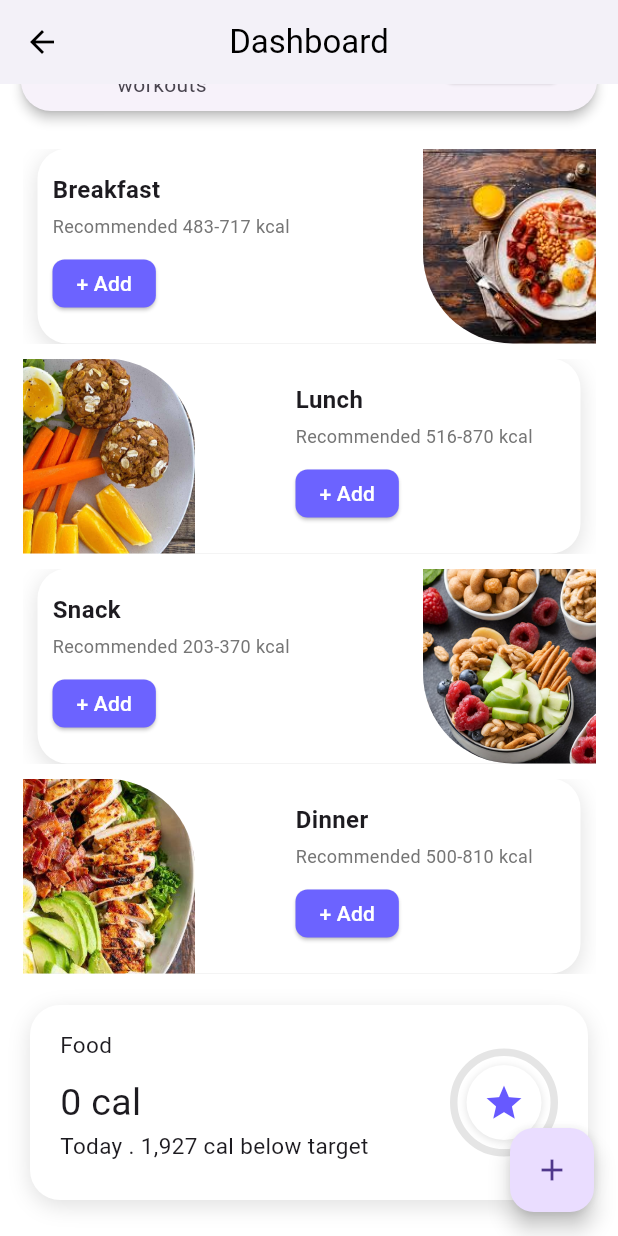
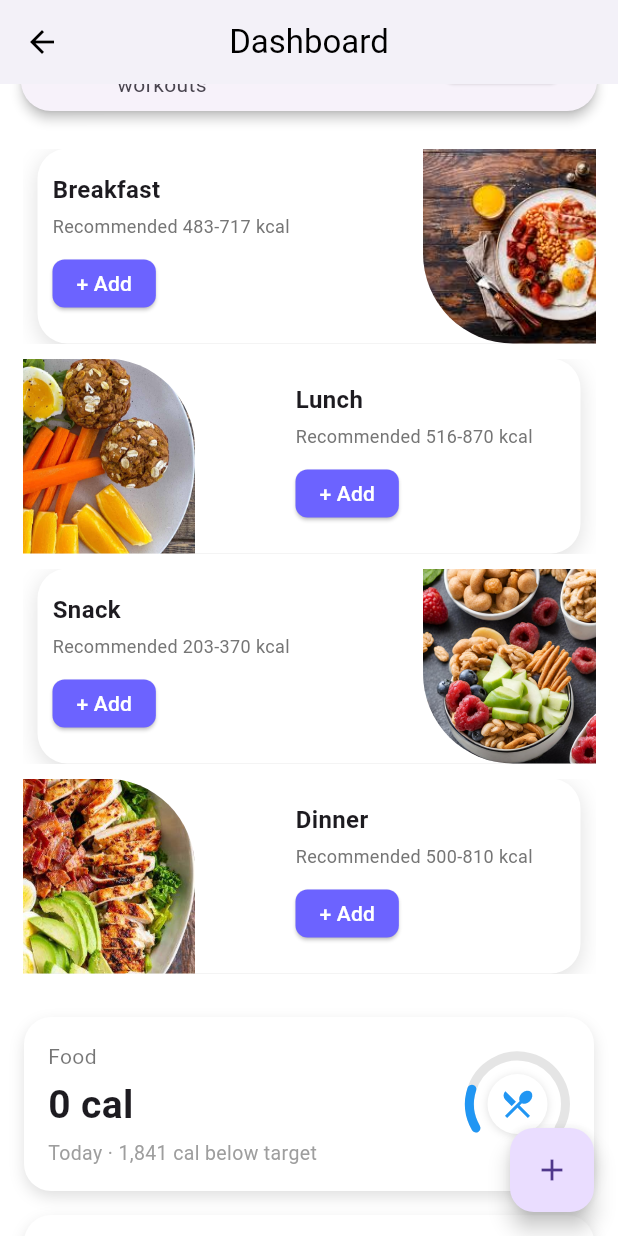
Before and after one commit to WaiYanC-137/loginwithfitbit, a Flutter app: the ProfilePage screen opened directly with empty values, scrolled down 245 dp, on a phone screen of 412 x 824 dp. Run offline on Flutter 3.47's test engine with Material 3 defaults, Android fonts, the phone set to English and light mode, and no system bars; drawn by our look-alikes of percent_indicator; our stand-ins replace app_links, shared_preferences; accounts and stored records are empty.

Commit message:
fix omega circle

```diff
--- a/lib/ui/profile_page.dart
+++ b/lib/ui/profile_page.dart
@@ -7,6 +7,8 @@ import 'package:loginwithfitbit/ui/add_entry_bottom_sheet.dart';
 import 'package:percent_indicator/circular_percent_indicator.dart';
 import '../services/fitbit_service.dart';
 import 'activity_selection_page.dart';
+import 'dart:math' as math;
+
 import 'package:loginwithfitbit/ui/food/food_entry_page.dart';
 
 class ProfilePage extends StatefulWidget {
@@ -24,6 +26,33 @@ class _ProfilePageState extends State<ProfilePage> {
   List<Activity> _activities = []; // Stores the fetched activity data
   late final int completed=0;
   late final int total=0;
+  final List<Map<String, dynamic>> healthData = [
+    {
+      'title': 'Food',
+      'value': '0 cal',
+      'subText': 'Today · 1,841 cal below target',
+      'percent': 0.2,
+      'icon': Icons.local_dining,
+      'iconColor': Colors.blue,
+    },
+    {
+      'title': 'Sleep',
+      'value': '6.2 hrs',
+      'subText': 'Today · 1.8 hrs below target',
+      'percent': 0.7,
+      'icon': Icons.bedtime,
+      'iconColor': Colors.deepPurple,
+    },
+    {
+      'title': 'Water',
+      'value': '500 ml',
+      'subText': 'Today · 1.5 L below target',
+      'percent': 0.35,
+      'icon': Icons.water_drop,
+      'iconColor': Colors.lightBlue,
+    },
+  ];
+
 
   @override
   void initState() {
@@ -207,92 +236,24 @@ class _ProfilePageState extends State<ProfilePage> {
             ..._mealCards,
             const SizedBox(height: 16),
             //add Card View Like Food
-            Container(
-            height: 130,
-            margin: const EdgeInsets.symmetric(horizontal: 20),
-            padding: const EdgeInsets.symmetric(horizontal: 20,vertical: 16),
-            decoration: BoxDecoration(
-              color: Colors.white,
-              borderRadius: BorderRadius.circular(20),
-              boxShadow: const[BoxShadow(
-                offset: Offset(0, 4),
-                blurRadius: 12,
-                color: Colors.black12,
-              )
-            ]
-            ),
-            child: Row(
-              children: [
-                // ---------- Title & subtitle ----------
-                Expanded(
-                  child: Column(
-                    crossAxisAlignment: CrossAxisAlignment.start,
-                    children: [
-                      const Text('Food',
-                          style:
-                              TextStyle(fontSize: 15)),
-                        const SizedBox(height: 10), // <-- Adds vertical space between 'Food' and '0 cal'
-                      Text('0 cal',
-                          style:
-                          TextStyle(fontSize: 25)),
-                      Text('Today . 1,927 cal below target',
-                          style:
-                          TextStyle(fontSize: 15)
-                          ),
-                    ],
-                  ),
-                ),
-                // ---------- Circular progress “ring” ----------
-                CircularPercentIndicator(
-      // --- geometry ---
-      radius: 36,                     // a bit larger
-      lineWidth: 5,
-      backgroundWidth: 5,
-      startAngle: 180,                // start at the top
-      circularStrokeCap: CircularStrokeCap.round,
-
-      // --- progress & animation ---
-      percent: percent,
-      animation: true,
-      animationDuration: 1200,
-      curve: Curves.easeOutCubic,
-      linearGradient: const LinearGradient(
-        colors: [Color(0xFF6759FF), Color(0xFFBB2F81)],
-        begin: Alignment.topCenter,
-        end: Alignment.bottomCenter,
-      ),
-      rotateLinearGradient: true,     // let the gradient sweep
-      backgroundColor: const Color(0xFFE5E5E5),
-
-      // --- polish ---
+              ListView.builder(
+                shrinkWrap: true,
+                physics: const NeverScrollableScrollPhysics(),
+                itemCount: healthData.length,
+                itemBuilder: (context, index) {
+                  final item = healthData[index];
+                  return HealthCard(
+                    title: item['title'],
+                    value: item['value'],
+                    subText: item['subText'],
+                    percent: item['percent'],
+                    icon: item['icon'],
+                    iconColor: item['iconColor'],
+                  );
+                },
+              ),
 
 
-      // --- what lives in the centre ---
-      center: Stack(
-        alignment: Alignment.center,
-        children: [
-          Container(                                   // white badge + shadow
-            width: 50,
-            height: 50,
-            decoration: const BoxDecoration(
-              shape: BoxShape.circle,
-              color: Colors.white,
-              boxShadow: [
-                BoxShadow(
-                  blurRadius: 4,
-                  offset: Offset(0, 1),
-                  color: Colors.black12,
-                ),
-              ],
-            ),
-          ),
-          const Icon(Icons.star, size: 28, color: Color(0xFF6759FF)),
-        ],
-      ),
-    ),
-          ],
-        ),
-      ),
 
 
           ],
@@ -472,4 +433,161 @@ class MealCard extends StatelessWidget {
       ),
     );
   }
+
 }
+
+class HealthCard extends StatelessWidget {
+  final String title;
+  final String value;
+  final String subText;
+  final double percent;
+  final IconData icon;
+  final Color iconColor;
+
+  const HealthCard({
+    super.key,
+    required this.title,
+    required this.value,
+    required this.subText,
+    required this.percent,
+    required this.icon,
+    required this.iconColor,
+  });
+
+  @override
+  Widget build(BuildContext context) {
+    return Container(
+      margin: const EdgeInsets.symmetric(horizontal: 16, vertical: 8),
+      padding: const EdgeInsets.all(16),
+      decoration: BoxDecoration(
+        color: Colors.white,
+        borderRadius: BorderRadius.circular(18),
+        boxShadow: const [
+          BoxShadow(
+            blurRadius: 8,
+            offset: Offset(0, 4),
+            color: Colors.black12,
+          ),
+        ],
+      ),
+      child: Row(
+        children: [
+          // Left side
+          Expanded(
+            child: Column(
+              crossAxisAlignment: CrossAxisAlignment.start,
+              children: [
+                Text(title,
+                    style: const TextStyle(fontSize: 14, color: Colors.black54)),
+                const SizedBox(height: 4),
+                Text(value,
+                    style: const TextStyle(
+                        fontSize: 26, fontWeight: FontWeight.bold)),
+                const SizedBox(height: 4),
+                Text(subText,
+                    style: const TextStyle(fontSize: 13, color: Colors.grey)),
+              ],
+            ),
+          ),
+          // Right side: Ring with icon
+          ThreeQuarterArc(
+            percent: percent,
+            color: iconColor,
+            icon: icon,
+          ),
+
+        ],
+      ),
+    );
+  }
+}
+class ThreeQuarterArc extends StatelessWidget {
+  final double percent;
+  final Color color;
+  final IconData icon;
+
+  const ThreeQuarterArc({
+    super.key,
+    required this.percent,
+    required this.color,
+    required this.icon,
+  });
+
+  @override
+  Widget build(BuildContext context) {
+    return CustomPaint(
+      painter: _ArcPainter(percent: percent, color: color),
+      child: SizedBox(
+        width: 70,
+        height: 70,
+        child: Center(
+          child: Container(
+            width: 40,
+            height: 40,
+            decoration: const BoxDecoration(
+              shape: BoxShape.circle,
+              color: Colors.white,
+              boxShadow: [
+                BoxShadow(
+                  blurRadius: 4,
+                  offset: Offset(0, 1),
+                  color: Colors.black12,
+                ),
+              ],
+            ),
+            child: Icon(icon, size: 24, color: color),
+          ),
+        ),
+      ),
+    );
+  }
+}
+
+class _ArcPainter extends CustomPainter {
+  final double percent;
+  final Color color;
+
+  _ArcPainter({required this.percent, required this.color});
+
+  @override
+  void paint(Canvas canvas, Size size) {
+    final strokeWidth = 6.0;
+    final radius = size.width / 2;
+
+    final startAngle = 5 * math.pi / 6; // 150°
+    final sweepAngle = 4 * math.pi / 3 * percent; // 240°
+
+    final paintBg = Paint()
+      ..color = const Color(0xFFE5E5E5)
+      ..strokeWidth = strokeWidth
+      ..style = PaintingStyle.stroke
+      ..strokeCap = StrokeCap.round;
+
+    final paintFg = Paint()
+      ..color = color
+      ..strokeWidth = strokeWidth
+      ..style = PaintingStyle.stroke
+      ..strokeCap = StrokeCap.round;
+
+    final center = Offset(size.width / 2, size.height / 2);
+
+    canvas.drawArc(
+      Rect.fromCircle(center: center, radius: radius - strokeWidth / 2),
+      startAngle,
+      4 * math.pi / 3, // full background arc (240°)
+      false,
+      paintBg,
+    );
+
+    canvas.drawArc(
+      Rect.fromCircle(center: center, radius: radius - strokeWidth / 2),
+      startAngle,
+      sweepAngle,
+      false,
+      paintFg,
+    );
+  }
+
+  @override
+  bool shouldRepaint(covariant CustomPainter oldDelegate) => true;
+}
```
Also changed, not shown: pubspec.lock.
